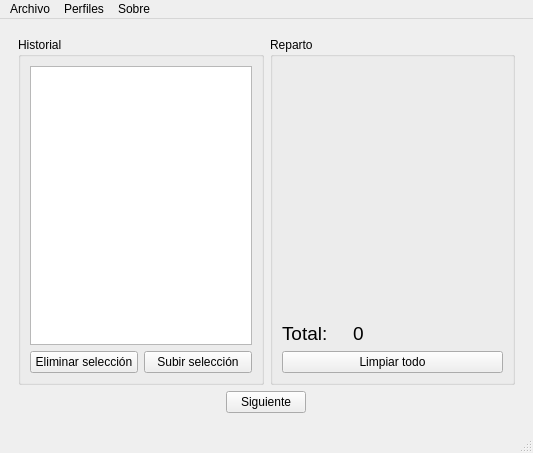
RafaelGC/EasyReceipt, file mainwindow.ui: the form before one commit.
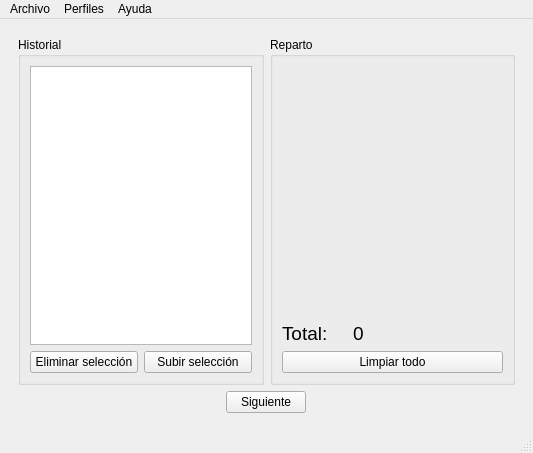
The form after the commit.

```diff
--- a/mainwindow.ui
+++ b/mainwindow.ui
@@ -212,7 +212,7 @@
    </widget>
    <widget class="QMenu" name="menuSobre">
     <property name="title">
-     <string>Sobre</string>
+     <string>Ayuda</string>
     </property>
     <addaction name="actionAbout"/>
    </widget>
```
